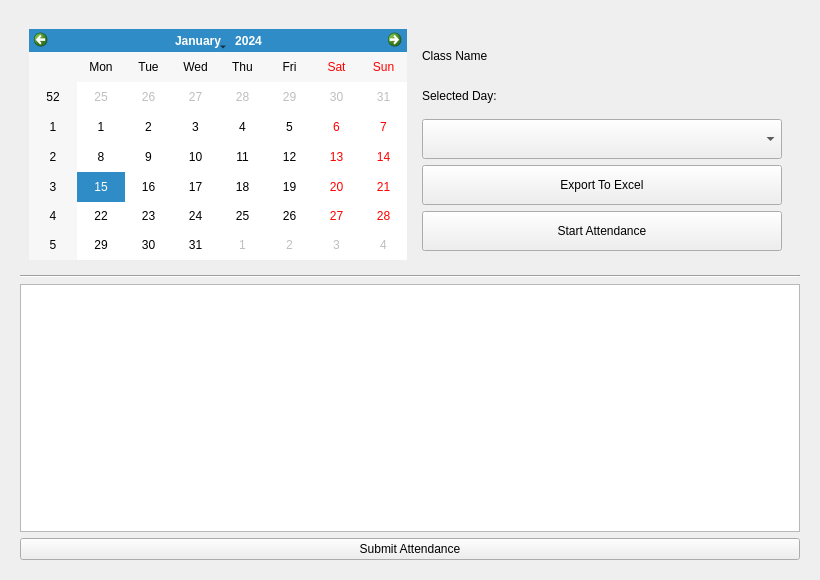
Before: the Qt Designer form ui/take_attendance_window.ui in imndllnuri/students-attendance-app, drawn with Qt 5.
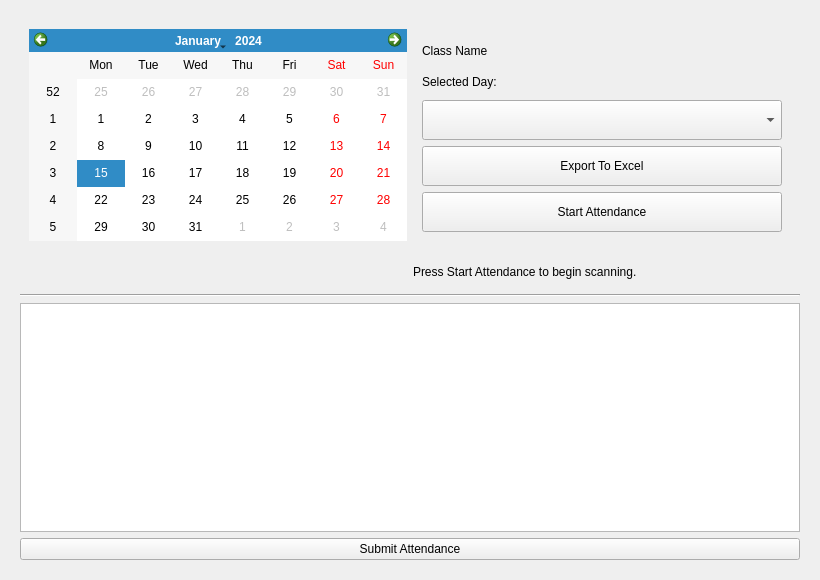
After: the same form once the commit is applied.

```diff
--- a/ui/take_attendance_window.ui
+++ b/ui/take_attendance_window.ui
@@ -18,16 +18,33 @@
     <widget class="QWidget" name="widget" native="true">
      <layout class="QGridLayout" name="gridLayout">
       <item row="1" column="0">
+       <widget class="QFrame" name="scan_status_card">
+        <layout class="QHBoxLayout" name="scan_status_layout">
+         <item>
+          <widget class="QLabel" name="scan_status_icon_lbl">
+           <property name="minimumSize"><size><width>24</width><height>0</height></size></property>
+           <property name="text"><string/></property>
+          </widget>
+         </item>
+         <item>
+          <widget class="QLabel" name="scan_status_text_lbl">
+           <property name="text"><string>Press Start Attendance to begin scanning.</string></property>
+          </widget>
+         </item>
+        </layout>
+       </widget>
+      </item>
+      <item row="2" column="0">
        <widget class="Line" name="line">
         <property name="orientation">
          <enum>Qt::Horizontal</enum>
         </property>
        </widget>
       </item>
-      <item row="2" column="0">
-       <widget class="QTableWidget" name="take_attendance_tableWidget"/>
-      </item>
       <item row="3" column="0">
+       <widget class="QTableWidget" name="take_attendance_tableWidget"/>
+      </item>
+      <item row="4" column="0">
        <widget class="QPushButton" name="submit_attendance_btn">
         <property name="text">
          <string>Submit Attendance</string>
```
